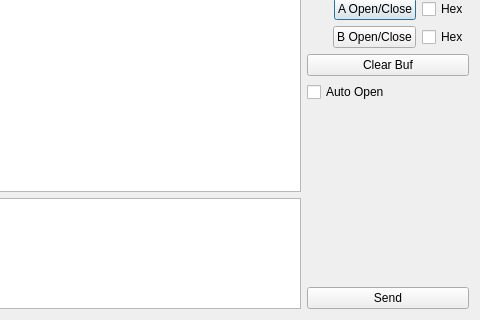
setarcos/serial-tools, file dialog.ui: the form before one commit; both pictures show x 101 to 581 and y 153 to 473 of the 581 by 473 pixel window.
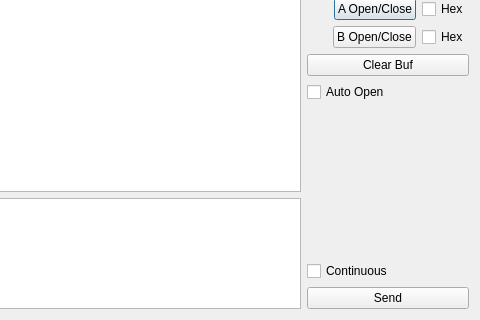
The form after the commit. Custom widgets are drawn as their Qt base class.

Commit message: Continuous send message

```diff
--- a/dialog.ui
+++ b/dialog.ui
@@ -259,6 +259,13 @@
        </property>
       </spacer>
      </item>
+     <item>
+      <widget class="QCheckBox" name="cbCont">
+       <property name="text">
+        <string>Continuous</string>
+       </property>
+      </widget>
+     </item>
      <item>
       <widget class="QPushButton" name="sendButton">
        <property name="text">
```
The commit also changes 2 other files.
